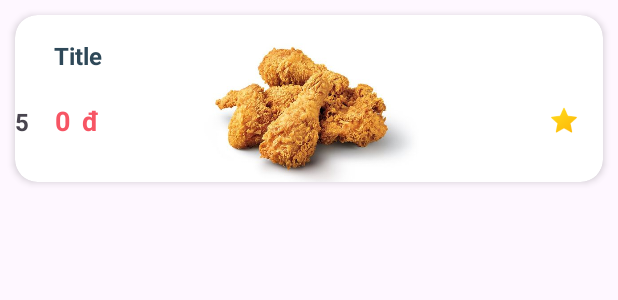
After one commit to damthao2003/FoodApp, an Android app: the layout viewholder_list_food.xml on its own in the app's theme, with its tools: preview values and no code run, on a phone screen of 412 x 824 dp. The commit adds this screen. Shown: the top 300 px of the screen. Run offline under Robolectric (Android 15) with nearby library versions, the phone set to English and light mode, and no system bars.

Commit message:
them man hien thi ds tim kiem

```diff
--- a/app/src/main/java/com/example/foodorderingapp/model/Activity/IntroActivity.java
+++ b/app/src/main/java/com/example/foodorderingapp/model/Activity/IntroActivity.java
@@ -45,7 +45,7 @@ public class IntroActivity extends BaseActivity {
             }
         });
 
-       onStart();
+        onStart();
 
     }
     @Override
--- a/app/src/main/java/com/example/foodorderingapp/model/Adaptor/CategoryAdapter.java
+++ b/app/src/main/java/com/example/foodorderingapp/model/Adaptor/CategoryAdapter.java
@@ -38,11 +38,10 @@ public class CategoryAdapter extends RecyclerView.Adapter<CategoryAdapter.ViewHo
             return;
         }
         holder.categoryName.setText(cate.getTitle());
-
-//        String picUrl = "";
         switch (position){
             case 0:{
                 holder.mainLayout.setBackground(ContextCompat.getDrawable(holder.itemView.getContext(), R.drawable.cat_background1));
+                holder.mainLayout.setId(cate.getId());
                 break;
             }
             case 1:{
--- a/app/src/main/java/com/example/foodorderingapp/model/Adaptor/FoodAdapter.java
+++ b/app/src/main/java/com/example/foodorderingapp/model/Adaptor/FoodAdapter.java
@@ -13,7 +13,6 @@ import androidx.recyclerview.widget.RecyclerView;
 import com.bumptech.glide.Glide;
 import com.example.foodorderingapp.R;
 import com.example.foodorderingapp.model.Activity.ShowDetailActivity;
-import com.example.foodorderingapp.model.Domain.CategoryDomain;
 import com.example.foodorderingapp.model.Domain.FoodDomain;
 
 import java.util.ArrayList;
@@ -74,7 +73,7 @@ public class FoodAdapter extends RecyclerView.Adapter<FoodAdapter.ViewHolder> {
         public ViewHolder(@NonNull View itemView) {
             super(itemView);
             foodName = itemView.findViewById(R.id.foodName);
-            fee = itemView.findViewById(R.id.fee);
+            fee = itemView.findViewById(R.id.feeTxt);
             foodPic = itemView.findViewById(R.id.foodPic);
             addBtn = itemView.findViewById(R.id.addBtn);
 
--- a/app/src/main/res/layout/viewholder_food.xml
+++ b/app/src/main/res/layout/viewholder_food.xml
@@ -35,7 +35,7 @@
         app:srcCompat="@drawable/milk_tea1" />
 
     <TextView
-        android:id="@+id/fee"
+        android:id="@+id/feeTxt"
         android:layout_width="wrap_content"
         android:layout_height="wrap_content"
         android:layout_marginStart="15dp"
@@ -61,7 +61,7 @@
         android:textStyle="bold"
         app:layout_constraintEnd_toEndOf="@+id/foodPic"
         app:layout_constraintHorizontal_bias="0.266"
-        app:layout_constraintStart_toEndOf="@+id/fee"
+        app:layout_constraintStart_toEndOf="@+id/feeTxt"
         app:layout_constraintTop_toBottomOf="@+id/foodPic" />
 
     <TextView
@@ -82,6 +82,6 @@
         app:layout_constraintBottom_toBottomOf="parent"
         app:layout_constraintEnd_toEndOf="parent"
         app:layout_constraintStart_toStartOf="parent"
-        app:layout_constraintTop_toBottomOf="@+id/fee"
+        app:layout_constraintTop_toBottomOf="@+id/feeTxt"
         app:layout_constraintVertical_bias="0.068" />
 </androidx.constraintlayout.widget.ConstraintLayout>
--- /dev/null
+++ b/app/src/main/res/layout/viewholder_list_food.xml
@@ -0,0 +1,100 @@
+<?xml version="1.0" encoding="utf-8"?>
+<androidx.cardview.widget.CardView xmlns:android="http://schemas.android.com/apk/res/android"
+    xmlns:app="http://schemas.android.com/apk/res-auto"
+    xmlns:tools="http://schemas.android.com/tools"
+    android:layout_width="match_parent"
+    android:layout_height="wrap_content"
+    android:layout_margin="10dp"
+    app:cardCornerRadius="15dp"
+    app:cardElevation="3dp">
+
+    <androidx.constraintlayout.widget.ConstraintLayout
+        android:layout_width="match_parent"
+        android:layout_height="match_parent">
+
+        <ImageView
+            android:id="@+id/pic"
+            android:layout_width="wrap_content"
+            android:layout_height="111dp"
+            app:layout_constraintEnd_toEndOf="parent"
+            app:layout_constraintStart_toStartOf="parent"
+            app:layout_constraintTop_toTopOf="parent"
+            app:srcCompat="@drawable/a10" />
+
+        <androidx.constraintlayout.widget.ConstraintLayout
+            android:id="@+id/constraintLayout"
+            android:layout_width="match_parent"
+            android:layout_height="wrap_content"
+            app:layout_constraintEnd_toEndOf="parent"
+            app:layout_constraintHorizontal_bias="0.0"
+            app:layout_constraintStart_toStartOf="parent"
+            tools:layout_editor_absoluteY="111dp">
+
+            <TextView
+                android:id="@+id/titleTxt"
+                android:layout_width="wrap_content"
+                android:layout_height="wrap_content"
+                android:layout_marginStart="8dp"
+                android:layout_marginTop="16dp"
+                android:layout_marginEnd="8dp"
+                android:text="Title"
+                android:textColor="@color/blue_grey"
+                android:textSize="16sp"
+                android:textStyle="bold"
+                app:layout_constraintEnd_toEndOf="parent"
+                app:layout_constraintHorizontal_bias="0.052"
+                app:layout_constraintStart_toStartOf="parent"
+                app:layout_constraintTop_toTopOf="parent" />
+
+            <TextView
+                android:id="@+id/feeTxt"
+                android:layout_width="wrap_content"
+                android:layout_height="wrap_content"
+                android:layout_marginTop="20dp"
+                android:layout_marginBottom="20dp"
+                android:text="0"
+                android:textColor="@color/red"
+                android:textSize="18sp"
+                android:textStyle="bold"
+                app:layout_constraintBottom_toBottomOf="parent"
+                app:layout_constraintEnd_toEndOf="parent"
+                app:layout_constraintHorizontal_bias="0.069"
+                app:layout_constraintStart_toStartOf="parent"
+                app:layout_constraintTop_toBottomOf="@+id/titleTxt" />
+
+            <ImageView
+                android:id="@+id/imageView8"
+                android:layout_width="20dp"
+                android:layout_height="20dp"
+                android:layout_marginTop="60dp"
+                android:layout_marginEnd="16dp"
+                app:layout_constraintEnd_toEndOf="parent"
+                app:layout_constraintTop_toTopOf="parent"
+                app:srcCompat="@drawable/start_icon" />
+
+            <TextView
+                android:id="@+id/startTxt"
+                android:layout_width="wrap_content"
+                android:layout_height="wrap_content"
+                android:layout_marginTop="60dp"
+                android:text="5"
+                android:textSize="16sp"
+                android:textStyle="bold"
+                app:layout_constraintTop_toTopOf="parent"
+                tools:layout_editor_absoluteX="336dp" />
+
+            <TextView
+                android:id="@+id/textView18"
+                android:layout_width="wrap_content"
+                android:layout_height="wrap_content"
+                android:layout_marginStart="8dp"
+                android:layout_marginBottom="20dp"
+                android:text="đ"
+                android:textColor="@color/red"
+                android:textSize="18sp"
+                android:textStyle="bold"
+                app:layout_constraintBottom_toBottomOf="parent"
+                app:layout_constraintStart_toEndOf="@+id/feeTxt" />
+        </androidx.constraintlayout.widget.ConstraintLayout>
+    </androidx.constraintlayout.widget.ConstraintLayout>
+</androidx.cardview.widget.CardView>
```
Also changed, not shown: app/src/main/AndroidManifest.xml (+6 -3 lines), app/src/main/java/com/example/foodorderingapp/model/Activity/ListFoodActivity.java (added, +94 -0 lines), app/src/main/java/com/example/foodorderingapp/model/Activity/MainActivity.java (+21 -13 lines), app/src/main/java/com/example/foodorderingapp/model/Adaptor/FoodListAdapter.java (added, +68 -0 lines), app/src/main/java/com/example/foodorderingapp/model/Domain/FoodDomain.java (+10 -0 lines), app/src/main/res/layout/activity_list_food.xml (added, +79 -0 lines), app/src/main/res/drawable/start_icon.png (added).
